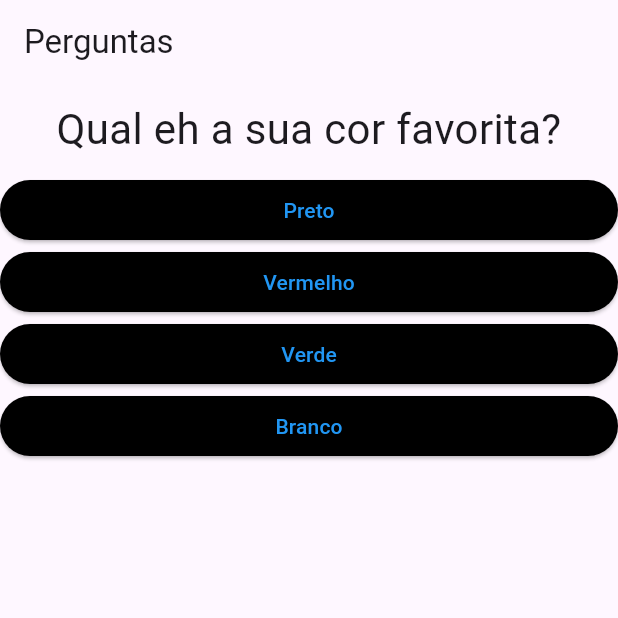
After one commit to niltinfilho/projeto_perguntas, a Flutter app: the screen it shows after launch, on a phone screen of 412 x 824 dp, the top half of it. The commit adds this screen. Run offline on Flutter 3.47's test engine with Material 3 defaults, Android fonts, the phone set to English and light mode, and no system bars.

Commit message:
separando o widget questionario

```diff
--- a/lib/main.dart
+++ b/lib/main.dart
@@ -1,6 +1,5 @@
 import 'package:flutter/material.dart';
-import 'questao.dart';
-import 'resposta.dart';
+import 'questionario.dart';
 import 'resultado.dart';
 
 // esse eh o topo da arvore de componentes no flutter, todos os widgets estao abaixo do "PerguntaApp"
@@ -27,6 +26,10 @@ class _PerguntaAppState extends State<PerguntaApp> {
       }
     ];
 
+  bool get temPerguntaSelecionada {
+    return _perguntaSelecionada < _perguntas.length;
+  }
+
   void _responder() {
     if(temPerguntaSelecionada) {
       setState(() {
@@ -35,30 +38,19 @@ class _PerguntaAppState extends State<PerguntaApp> {
     }
   }
 
-  bool get temPerguntaSelecionada {
-    return _perguntaSelecionada < _perguntas.length;
-  }
-
   @override
-  // a funcao "build" recebe um parametro e retorna um widget
   Widget build(BuildContext context) {
 
-    List<String> respostas = temPerguntaSelecionada
-      ? _perguntas[_perguntaSelecionada].cast()['respostas']
-      : [];
-
-    // esta retornando uma nova instancia da classe "MaterialApp"
     return MaterialApp(
       home: Scaffold(
         appBar: AppBar(
           title: Text('Perguntas'),
         ),
         body: temPerguntaSelecionada
-          ? Column(
-            children: [
-              Questao(_perguntas[_perguntaSelecionada]['texto'].toString()),
-              ...respostas.map((t) => Resposta(t, _responder)),
-            ],
+          ? Questionario(
+            perguntas: _perguntas,
+            perguntaSelecionada: _perguntaSelecionada,
+            responder: _responder
           )
           : Center(
             child: Resultado()
@@ -68,7 +60,6 @@ class _PerguntaAppState extends State<PerguntaApp> {
   }
 }
 
-// a classe "PerguntaApp" herda a classe "StatelessWidget", ou seja, possui essas caracteristicas
 class PerguntaApp extends StatefulWidget {
   _PerguntaAppState createState() {
     return _PerguntaAppState();
--- /dev/null
+++ b/lib/questionario.dart
@@ -0,0 +1,33 @@
+import 'package:flutter/material.dart';
+import 'questao.dart';
+import 'resposta.dart';
+
+class Questionario extends StatelessWidget {
+  List<Map<String, Object>> perguntas = [];
+  int perguntaSelecionada = 0;
+  void Function() responder = () => '';
+
+  Questionario({
+    required this.perguntas,
+    required this.perguntaSelecionada,
+    required this.responder,
+  });
+
+  bool get temPerguntaSelecionada {
+    return perguntaSelecionada < perguntas.length;
+  }
+
+  @override
+  Widget build(BuildContext context) {
+    List<String> respostas = temPerguntaSelecionada
+      ? perguntas[perguntaSelecionada].cast()['respostas']
+      : [];
+
+    return Column(
+      children: [
+        Questao(perguntas[perguntaSelecionada]['texto'].toString()),
+        ...respostas.map((t) => Resposta(t, responder)),
+      ],
+    );
+  }
+}
--- a/lib/resultado.dart
+++ b/lib/resultado.dart
@@ -7,6 +7,7 @@ class Resultado extends StatelessWidget {
     return Text(
         'Parabens!',
         style: TextStyle(fontSize: 28),
+
     );
   }
 }
```
